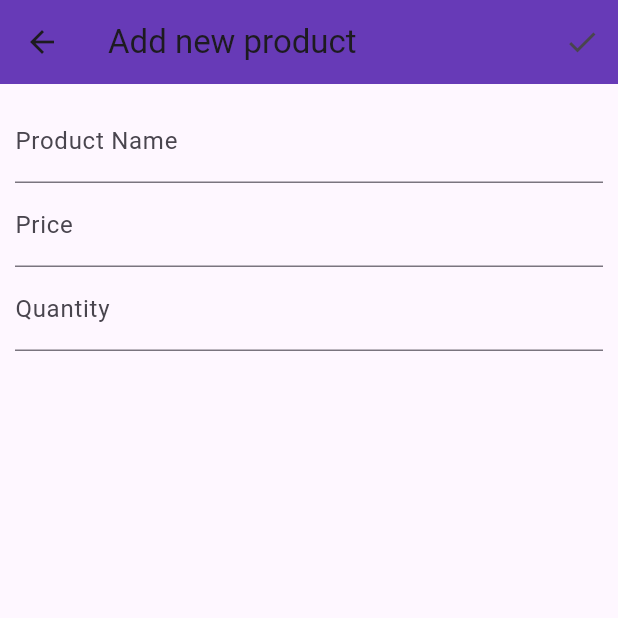
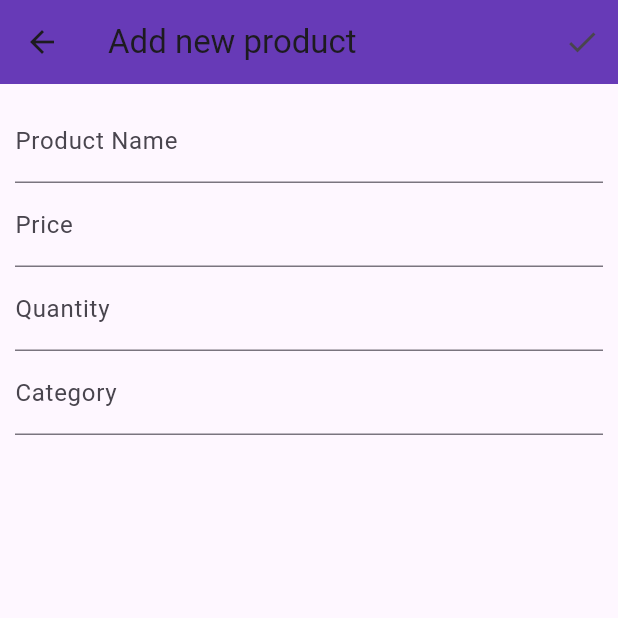
Before and after one commit to Abooof/e_commerce_mobile, a Flutter app: the AddProductScreen screen opened by its route, after a tap on the "check" icon, on a phone screen of 412 x 824 dp, the top half of it. Run offline on Flutter 3.47's test engine with Material 3 defaults, Android fonts, the phone set to English and light mode, and no system bars; our stand-ins replace firebase_core, get, iconsax; accounts and stored records are empty; network calls fail.

Commit message:
category done

```diff
--- a/lib/models/product_model.dart
+++ b/lib/models/product_model.dart
@@ -3,15 +3,16 @@ class Product {
   final String name;
   final double price;
   final int quantity;
-  List<int> ratings;
+  final String category; // New field for category
+    List<int> ratings;
   Set<String> ratedUserIds;
-  List<String> comments; // New field to store comments
-
+  List<String> comments;
   Product({
     required this.id,
     required this.name,
     required this.price,
     required this.quantity,
+    required this.category, // Initialize category
     List<int>? ratings,
     Set<String>? ratedUserIds,
     List<String>? comments,
--- a/lib/providers/productProvider.dart
+++ b/lib/providers/productProvider.dart
@@ -5,8 +5,7 @@ import '../models/product_model.dart';
 
 class ProductProvider with ChangeNotifier {
   List<Product> _produceList = [];
-  final produceURL = Uri.parse(
-      'https://ecommerce-mobile-195ff-default-rtdb.firebaseio.com/product.json'); // Update with your actual URL
+  final produceURL = Uri.parse('https://ecommerce-mobile-195ff-default-rtdb.firebaseio.com/product.json'); // Update with your actual URL
 
   Future<void> fetchProduceFromServer() async {
     try {
@@ -19,6 +18,7 @@ class ProductProvider with ChangeNotifier {
           name: value['name'],
           price: value['price'],
           quantity: value['quantity'],
+          category: value['category'], // Fetch category
         ));
       });
       notifyListeners();
@@ -27,7 +27,7 @@ class ProductProvider with ChangeNotifier {
     }
   }
 
-  Future<void> addProduct(String name, double price, int quantity) async {
+  Future<void> addProduct(String name, double price, int quantity, String category) async {
     try {
         var response = await http.post(
       produceURL,
@@ -35,6 +35,7 @@ class ProductProvider with ChangeNotifier {
         'name': name,
         'price': price,
         'quantity': quantity,
+        'category': category, // Add category to request body
       }),
     );
 
@@ -48,6 +49,7 @@ class ProductProvider with ChangeNotifier {
         name: name,
         price: price,
         quantity: quantity,
+        category: category, // Initialize category
       );
       _produceList.add(newProduct);
       notifyListeners();
@@ -57,13 +59,14 @@ class ProductProvider with ChangeNotifier {
     }
   }
 
+  // Other methods remain unchanged...
+
   List<Product> get getAllProduce {
     return [..._produceList];
   }
 
   void deleteProduce(String idToDelete) async {
-    var produceToDeleteURL = Uri.parse(
-        'https://ecommerce-mobile-195ff-default-rtdb.firebaseio.com/product/$idToDelete.json'); // Update with your actual URL
+    var produceToDeleteURL = Uri.parse('https://ecommerce-mobile-195ff-default-rtdb.firebaseio.com/product/$idToDelete.json'); // Update with your actual URL
     try {
       await http.delete(produceToDeleteURL);
       _produceList.removeWhere((element) => element.id == idToDelete);
@@ -72,13 +75,15 @@ class ProductProvider with ChangeNotifier {
       print("Error deleting produce: $err");
     }
   }
+
   Future<void> rateProduct(String productId, int rating) async {
     try {
-    var productURL = Uri.parse(
-        'https://ecommerce-mobile-195ff-default-rtdb.firebaseio.com/product/$productId.json');
+      var productURL = Uri.parse('https://ecommerce-mobile-195ff-default-rtdb.firebaseio.com/product/$productId.json');
       var response = await http.get(productURL);
       if (response.statusCode == 200) {
         var productData = json.decode(response.body);
+            print(productData); // Log the fetched data
+
         List<dynamic> ratings = productData['ratings'] ?? [];
         ratings.add(rating);
 
@@ -101,22 +106,19 @@ class ProductProvider with ChangeNotifier {
       throw err;
     }
   }
+
   Future<void> addComment(String productId, String comment) async {
     try {
-      var productURL = Uri.parse(
-          'https://ecommerce-mobile-195ff-default-rtdb.firebaseio.com/product/$productId.json');
+      var productURL = Uri.parse('https://ecommerce-mobile-195ff-default-rtdb.firebaseio.com/product/$productId.json');
       var response = await http.get(productURL);
       if (response.statusCode == 200) {
         var productData = json.decode(response.body);
         List<dynamic> comments = productData['comments'] ?? [];
-
         comments.add(comment);
 
         var updateResponse = await http.patch(
           productURL,
-          body: json.encode({
-            'comments': comments,
-          }),
+          body: json.encode({'comments': comments}),
         );
 
         if (updateResponse.statusCode == 200) {
@@ -137,5 +139,4 @@ Future<void> addComment(String productId, String comment) async {
   List<String> getProductComments(String productId) {
     return _produceList.firstWhere((prod) => prod.id == productId).comments;
   }
-
 }
--- a/lib/screens/AddProductScreen.dart
+++ b/lib/screens/AddProductScreen.dart
@@ -13,12 +13,15 @@ class _AddProductScreenState extends State<AddProductScreen> {
   final nameValue = TextEditingController();
   final priceValue = TextEditingController();
   final quantityValue = TextEditingController();
+    final categoryValue = TextEditingController();
+
   var isLoading = false;
 
   @override
   Widget build(BuildContext context) {
     // Accessing the ProductProvider
-    final productProvider = Provider.of<ProductProvider>(context, listen: false);
+    final productProvider =
+        Provider.of<ProductProvider>(context, listen: false);
 
     return Scaffold(
       appBar: AppBar(
@@ -35,6 +38,7 @@ class _AddProductScreenState extends State<AddProductScreen> {
                   nameValue.text,
                   double.parse(priceValue.text),
                   int.parse(quantityValue.text),
+                  categoryValue.text
                 );
                 // Success message (Optional)
                 ScaffoldMessenger.of(context)
@@ -87,6 +91,11 @@ class _AddProductScreenState extends State<AddProductScreen> {
                     controller: quantityValue,
                     keyboardType: TextInputType.number, // For numeric input
                   ),
+                  TextField(
+                    decoration: InputDecoration(labelText: 'Category'),
+                    controller:
+                        categoryValue, // Add a new controller for category
+                  ),
                 ],
               ),
             ),
--- a/lib/screens/AllProductsScreen.dart
+++ b/lib/screens/AllProductsScreen.dart
@@ -40,7 +40,7 @@ class _AllProductsScreenState extends State<AllProductsScreen> {
         itemBuilder: (ctx, index) => ListTile(
           title: Text(products[index].name),
           subtitle: Text(
-        'Price: \$${products[index].price}, Quantity: ${products[index].quantity}'),
+              'Price: \$${products[index].price}, Quantity: ${products[index].quantity}, Category: ${products[index].category}'), // Add category to subtitle
           trailing: IconButton(
             icon: Icon(Icons.delete),
             onPressed: () {
@@ -48,7 +48,8 @@ class _AllProductsScreenState extends State<AllProductsScreen> {
                 context: context,
                 builder: (ctx) => AlertDialog(
                   title: Text('Delete Product'),
-            content: Text('Are you sure you want to delete this product?'),
+                  content:
+                      Text('Are you sure you want to delete this product?'),
                   actions: <Widget>[
                     TextButton(
                       onPressed: () {
@@ -77,7 +78,6 @@ class _AllProductsScreenState extends State<AllProductsScreen> {
           ),
         ),
       ),
-
     );
   }
 }
```
Lines whose indentation alone changed are shown as unchanged.
